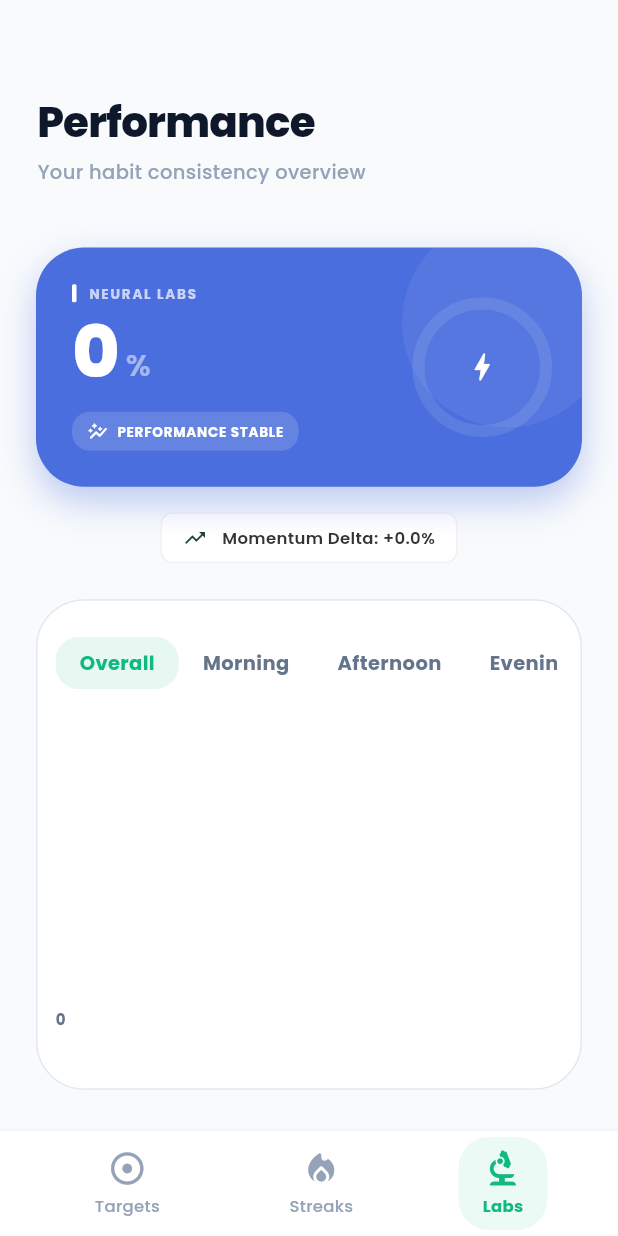
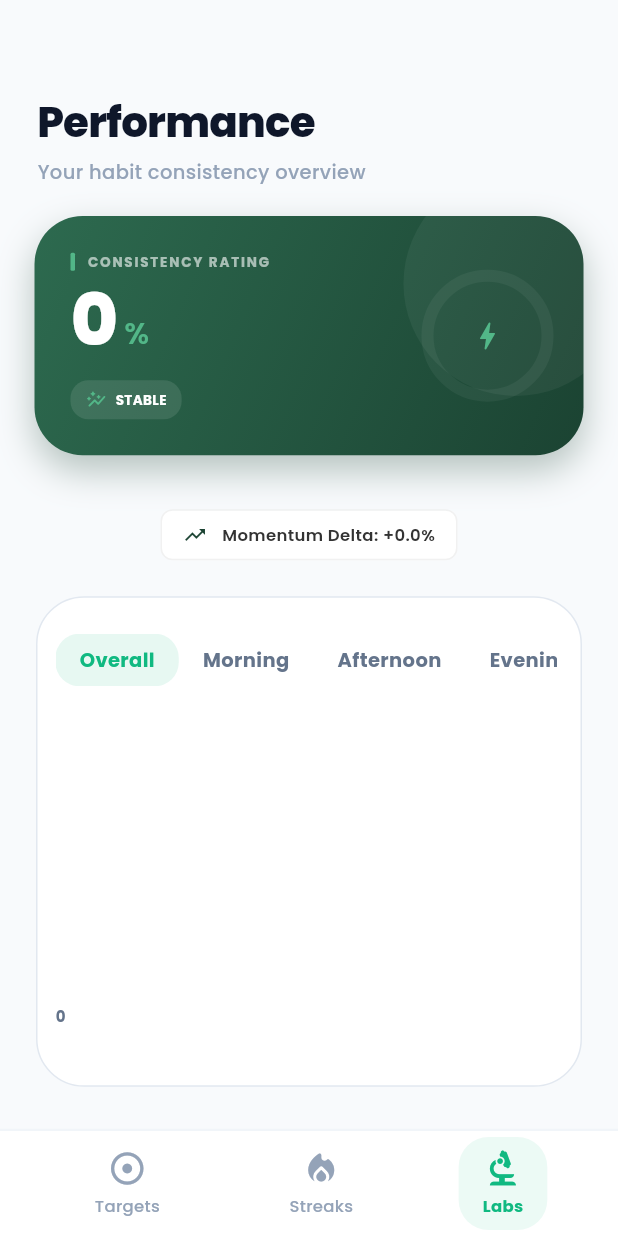
Before and after one commit to erlyx-12345/HabitHero, a Flutter app: the LabScreen screen opened by its route, on a phone screen of 412 x 824 dp. Run offline on Flutter 3.47's test engine with Material 3 defaults, Android fonts, the phone set to English and light mode, and no system bars; drawn by our look-alikes of fl_chart; our stand-ins replace flutter_local_notifications, flutter_timezone, google_fonts, permission_handler, shared_preferences, sqflite and 1 more; missing offline and left inert: android_alarm_manager_plus; accounts and stored records are empty.

Commit message:
Fixed labs screen

```diff
--- a/lib/screens/labs_screen.dart
+++ b/lib/screens/labs_screen.dart
@@ -99,9 +99,6 @@ class _LabScreenState extends State<LabScreen> {
                     padding: const EdgeInsets.symmetric(horizontal: 24),
                     sliver: SliverList(
                       delegate: SliverChildListDelegate([
-                        _buildLabel("TIME OF DAY DISTRIBUTION"),
-                        const SizedBox(height: 16),
-                        _buildTimeComparison(),
                         const SizedBox(height: 32),
                         _buildLabel("DIFFICULTY INDEX (LOAD)"),
                         const SizedBox(height: 16),
@@ -147,17 +144,25 @@ class _LabScreenState extends State<LabScreen> {
   }
 
 Widget _buildHeroCard() {
-    const Color brandBlue = Color(0xFF4A6EDD);
-    const Color emeraldGreen = Color(0xFF10B981);
+    const Color forestGreen = Color(0xFF2D6A4F);
+    const Color darkGreen = Color(0xFF1B4332);
+    const Color lightGreen = Color(0xFF52B788);
 
-    return Container(
-      margin: const EdgeInsets.symmetric(horizontal: 24, vertical: 1),
+    return Transform.translate(
+      // Change -20 to a larger negative number like -40 if you want it even higher
+      offset: const Offset(0, -20),
+      child: Container(
+        margin: const EdgeInsets.symmetric(horizontal: 23),
         decoration: BoxDecoration(
-        color: brandBlue,
+          gradient: const LinearGradient(
+            colors: [forestGreen, darkGreen],
+            begin: Alignment.topLeft,
+            end: Alignment.bottomRight,
+          ),
           borderRadius: BorderRadius.circular(32),
           boxShadow: [
             BoxShadow(
-            color: brandBlue.withOpacity(0.35),
+              color: darkGreen.withOpacity(0.3),
               blurRadius: 20,
               offset: const Offset(0, 10),
             )
@@ -168,14 +173,14 @@ class _LabScreenState extends State<LabScreen> {
           child: Stack(
             children: [
               Positioned(
-              right: -20,
-              top: -20,
+                right: -30,
+                top: -30,
                 child: Container(
-                width: 140,
-                height: 140,
+                  width: 150,
+                  height: 150,
                   decoration: BoxDecoration(
                     shape: BoxShape.circle,
-                  color: Colors.white.withOpacity(0.06),
+                    color: Colors.white.withOpacity(0.05),
                   ),
                 ),
               ),
@@ -193,15 +198,15 @@ class _LabScreenState extends State<LabScreen> {
                                 width: 3,
                                 height: 12,
                                 decoration: BoxDecoration(
-                                color: Colors.white,
+                                  color: lightGreen,
                                   borderRadius: BorderRadius.circular(1),
                                 ),
                               ),
                               const SizedBox(width: 8),
                               Text(
-                              "NEURAL LABS",
+                                "CONSISTENCY RATING",
                                 style: GoogleFonts.poppins(
-                                color: Colors.white.withOpacity(0.7),
+                                  color: Colors.white.withOpacity(0.6),
                                   fontSize: 9,
                                   fontWeight: FontWeight.w700,
                                   letterSpacing: 1.2,
@@ -227,7 +232,7 @@ class _LabScreenState extends State<LabScreen> {
                               Text(
                                 "%",
                                 style: GoogleFonts.poppins(
-                                color: Colors.white.withOpacity(0.5),
+                                  color: lightGreen,
                                   fontSize: 20,
                                   fontWeight: FontWeight.w600,
                                 ),
@@ -238,21 +243,20 @@ class _LabScreenState extends State<LabScreen> {
                           Container(
                             padding: const EdgeInsets.symmetric(horizontal: 10, vertical: 6),
                             decoration: BoxDecoration(
-                            color: Colors.white.withOpacity(0.15),
+                              color: Colors.white.withOpacity(0.1),
                               borderRadius: BorderRadius.circular(12),
                             ),
                             child: Row(
                               mainAxisSize: MainAxisSize.min,
                               children: [
-                              const Icon(Icons.auto_graph_rounded, color: Colors.white, size: 14),
+                                const Icon(Icons.auto_graph_rounded, color: lightGreen, size: 14),
                                 const SizedBox(width: 6),
                                 Text(
-                                "PERFORMANCE STABLE",
+                                  "STABLE",
                                   style: GoogleFonts.poppins(
                                     color: Colors.white,
                                     fontSize: 9,
                                     fontWeight: FontWeight.w700,
-                                  letterSpacing: 0.5,
                                   ),
                                 ),
                               ],
@@ -265,19 +269,19 @@ class _LabScreenState extends State<LabScreen> {
                       alignment: Alignment.center,
                       children: [
                         SizedBox(
-                        width: 85,
-                        height: 85,
+                          width: 80,
+                          height: 80,
                           child: CircularProgressIndicator(
                             value: _score,
                             strokeWidth: 8,
-                          backgroundColor: Colors.white.withOpacity(0.1),
-                          color: Colors.white,
+                            backgroundColor: Colors.white.withOpacity(0.05),
+                            color: lightGreen,
                             strokeCap: StrokeCap.round,
                           ),
                         ),
                         const Icon(
                           Icons.bolt_rounded,
-                        color: Colors.white,
+                          color: lightGreen,
                           size: 24,
                         ),
                       ],
@@ -286,6 +290,7 @@ class _LabScreenState extends State<LabScreen> {
                 ),
               ),
             ],
+          ),
         ),
       ),
     );
@@ -440,91 +445,7 @@ class _LabScreenState extends State<LabScreen> {
     );
   }
 
-  Widget _buildTimeComparison() {
-    final categories = ["Morning", "Afternoon", "Evening"];
-    final Map<String, IconData> categoryIcons = {
-      "Morning": Icons.wb_sunny_rounded,
-      "Afternoon": Icons.wb_cloudy_rounded,
-      "Evening": Icons.dark_mode_rounded,
-    };
 
-    return Row(
-      children: categories.map((label) {
-        double value = _timeOfDayStats[label] ?? 0.0;
-        Color accentColor = value >= 0.8
-            ? const Color(0xFF1B4332)
-            : (value >= 0.5 ? Colors.orangeAccent : Colors.redAccent.withOpacity(0.8));
-
-        return Expanded(
-          child: Container(
-            margin: const EdgeInsets.symmetric(horizontal: 6),
-            padding: const EdgeInsets.symmetric(vertical: 20),
-            decoration: BoxDecoration(
-              color: Colors.white,
-              borderRadius: BorderRadius.circular(32),
-              boxShadow: [
-                BoxShadow(
-                  color: Colors.black.withOpacity(0.03),
-                  blurRadius: 15,
-                  offset: const Offset(0, 8),
-                )
-              ],
-            ),
-            child: Column(
-              mainAxisSize: MainAxisSize.min,
-              children: [
-                Container(
-                  padding: const EdgeInsets.all(10),
-                  decoration: BoxDecoration(
-                    color: accentColor.withOpacity(0.08),
-                    shape: BoxShape.circle,
-                  ),
-                  child: Icon(categoryIcons[label], size: 18, color: accentColor),
-                ),
-                const SizedBox(height: 14),
-                Text(
-                  "${(value * 100).toInt()}%",
-                  style: GoogleFonts.poppins(
-                      fontSize: 20,
-                      fontWeight: FontWeight.w800,
-                      color: const Color(0xFF2D3142),
-                      height: 1.1),
-                ),
-                const SizedBox(height: 4),
-                Text(
-                  label,
-                  style: GoogleFonts.poppins(
-                    fontSize: 10,
-                    fontWeight: FontWeight.w600,
-                    color: Colors.grey[400],
-                  ),
-                ),
-                const SizedBox(height: 12),
-                Container(
-                  width: 24,
-                  height: 4,
-                  decoration: BoxDecoration(
-                    color: accentColor.withOpacity(0.2),
-                    borderRadius: BorderRadius.circular(10),
-                  ),
-                  child: FractionallySizedBox(
-                    alignment: Alignment.centerLeft,
-                    widthFactor: value.clamp(0.1, 1.0),
-                    child: Container(
-                      decoration: BoxDecoration(
-                        color: accentColor,
-                        borderRadius: BorderRadius.circular(10),
-                      ),
-                    ),
-                  ),
-                ),
-              ],
-            ),
-          ),
-        );
-      }).toList(),
-    );
-  }
 
   Widget _buildDifficultyRow(Map<String, dynamic> data) {
     double successRate = (data['successRate'] as num?)?.toDouble() ?? 0.0;
```
Lines whose indentation alone changed are shown as unchanged.
